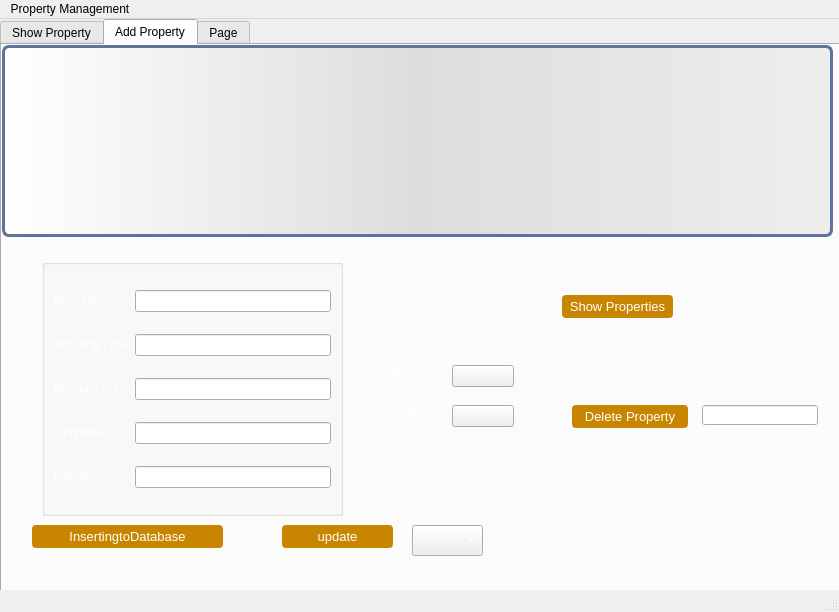
Armi64bit/Smart_Real_Estate_Agency_2A8, file mainwindow.ui: the form before one commit.
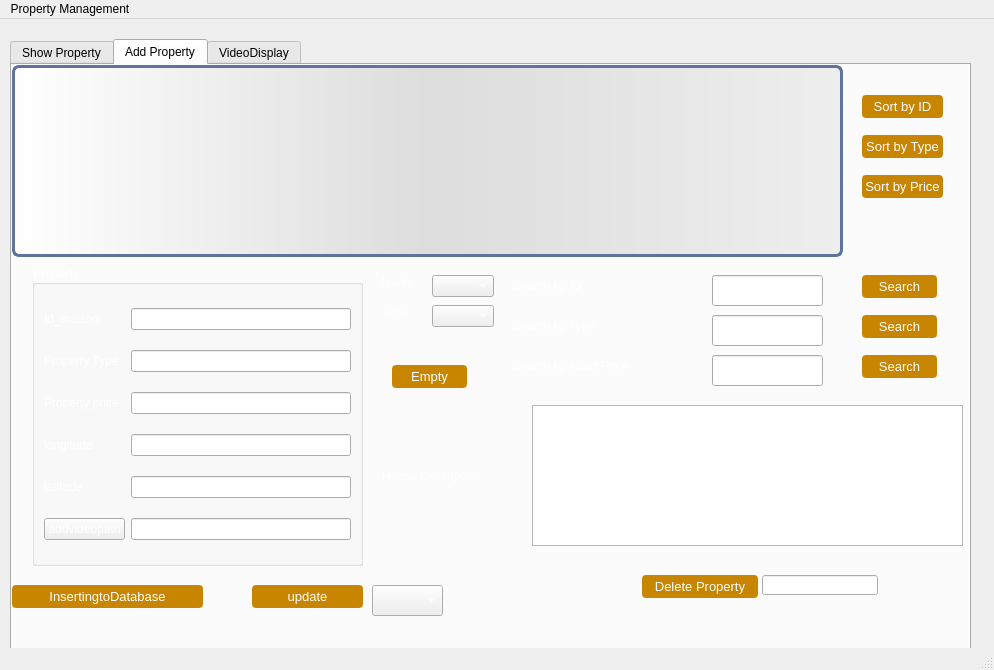
The form after the commit. Icons and pictures are not drawn.

```diff
--- a/mainwindow.ui
+++ b/mainwindow.ui
@@ -6,8 +6,8 @@
    <rect>
     <x>0</x>
     <y>0</y>
-    <width>839</width>
-    <height>612</height>
+    <width>994</width>
+    <height>670</height>
    </rect>
   </property>
   <property name="windowTitle">
@@ -17,10 +17,10 @@
    <widget class="QTabWidget" name="tabWidget_2">
     <property name="geometry">
      <rect>
-      <x>0</x>
-      <y>0</y>
-      <width>851</width>
-      <height>611</height>
+      <x>10</x>
+      <y>20</y>
+      <width>961</width>
+      <height>631</height>
      </rect>
     </property>
     <property name="currentIndex">
@@ -154,6 +154,58 @@
          <string>map</string>
         </property>
        </widget>
+       <widget class="QPushButton" name="pushButton_18">
+        <property name="geometry">
+         <rect>
+          <x>100</x>
+          <y>390</y>
+          <width>75</width>
+          <height>23</height>
+         </rect>
+        </property>
+        <property name="text">
+         <string>arduino1</string>
+        </property>
+       </widget>
+       <widget class="QPushButton" name="pushButton_19">
+        <property name="geometry">
+         <rect>
+          <x>220</x>
+          <y>390</y>
+          <width>75</width>
+          <height>23</height>
+         </rect>
+        </property>
+        <property name="text">
+         <string>arduino2</string>
+        </property>
+       </widget>
+       <widget class="QPushButton" name="pushButton_20">
+        <property name="geometry">
+         <rect>
+          <x>100</x>
+          <y>450</y>
+          <width>75</width>
+          <height>23</height>
+         </rect>
+        </property>
+        <property name="text">
+         <string>arduino3</string>
+        </property>
+       </widget>
+       <widget class="QPushButton" name="pushButton_21">
+        <property name="geometry">
+         <rect>
+          <x>230</x>
+          <y>450</y>
+          <width>75</width>
+          <height>23</height>
+         </rect>
+        </property>
+        <property name="text">
+         <string>arduino4</string>
+        </property>
+       </widget>
       </widget>
       <widget class="QWidget" name="page_2"/>
      </widget>
@@ -165,10 +217,10 @@
      <widget class="QGroupBox" name="groupBox">
       <property name="geometry">
        <rect>
-        <x>40</x>
+        <x>20</x>
         <y>200</y>
-        <width>301</width>
-        <height>271</height>
+        <width>331</width>
+        <height>301</height>
        </rect>
       </property>
       <property name="styleSheet">
@@ -185,10 +237,17 @@
          </property>
         </widget>
        </item>
-       <item row="0" column="0">
-        <widget class="QLabel" name="label">
-         <property name="text">
-          <string>Id_maison</string>
+       <item row="4" column="1">
+        <widget class="QLineEdit" name="lineEdit_longitude_prop">
+         <property name="styleSheet">
+          <string notr="true">color : rgb(255, 255, 255) ;</string>
+         </property>
+        </widget>
+       </item>
+       <item row="2" column="1">
+        <widget class="QLineEdit" name="lineEdit_price_pro">
+         <property name="styleSheet">
+          <string notr="true">color : rgb(255, 255, 255) ;</string>
          </property>
         </widget>
        </item>
@@ -199,13 +258,6 @@
          </property>
         </widget>
        </item>
-       <item row="1" column="0">
-        <widget class="QLabel" name="label_2">
-         <property name="text">
-          <string>Property Type</string>
-         </property>
-        </widget>
-       </item>
        <item row="4" column="0">
         <widget class="QLabel" name="label_5">
          <property name="text">
@@ -213,13 +265,6 @@
          </property>
         </widget>
        </item>
-       <item row="0" column="1">
-        <widget class="QLineEdit" name="lineEdit_Id_prop">
-         <property name="styleSheet">
-          <string notr="true">color : rgb(255, 255, 255) ;</string>
-         </property>
-        </widget>
-       </item>
        <item row="3" column="1">
         <widget class="QLineEdit" name="lineEdit_latitude_prop">
          <property name="styleSheet">
@@ -227,8 +272,8 @@
          </property>
         </widget>
        </item>
-       <item row="4" column="1">
-        <widget class="QLineEdit" name="lineEdit_longitude_prop">
+       <item row="0" column="1">
+        <widget class="QLineEdit" name="lineEdit_Id_prop">
          <property name="styleSheet">
           <string notr="true">color : rgb(255, 255, 255) ;</string>
          </property>
@@ -241,20 +286,37 @@
          </property>
         </widget>
        </item>
-       <item row="2" column="1">
-        <widget class="QLineEdit" name="lineEdit_price_pro">
-         <property name="styleSheet">
-          <string notr="true">color : rgb(255, 255, 255) ;</string>
+       <item row="1" column="0">
+        <widget class="QLabel" name="label_2">
+         <property name="text">
+          <string>Property Type</string>
          </property>
         </widget>
        </item>
+       <item row="0" column="0">
+        <widget class="QLabel" name="label">
+         <property name="text">
+          <string>Id_maison</string>
+         </property>
+        </widget>
+       </item>
+       <item row="5" column="0">
+        <widget class="QPushButton" name="pushButton_22">
+         <property name="text">
+          <string>addvideopath</string>
+         </property>
+        </widget>
+       </item>
+       <item row="5" column="1">
+        <widget class="QLineEdit" name="lineEdit"/>
+       </item>
       </layout>
      </widget>
      <widget class="QPushButton" name="pushButton_database_insert">
       <property name="geometry">
        <rect>
-        <x>30</x>
-        <y>480</y>
+        <x>0</x>
+        <y>520</y>
         <width>191</width>
         <height>23</height>
        </rect>
@@ -347,39 +409,11 @@
  }</string>
       </property>
      </widget>
-     <widget class="QPushButton" name="pushButton_5">
-      <property name="geometry">
-       <rect>
-        <x>560</x>
-        <y>250</y>
-        <width>111</width>
-        <height>23</height>
-       </rect>
-      </property>
-      <property name="styleSheet">
-       <string notr="true">QPushButton
-{background-color: rgb(200,133,0);
-color : white;
-font: 10pt Arial;
-            border-radius: 4px;
-            text-shadow: 0 1px 1px rgba(0, 0, 0, 0.2);
-border: 2px solid rgb(200,133,0);
-}
-
-QPushButton:hover {
-border: 2px solid rgb(200,146,0);
-background-color : rgb(200,149,47);
-}</string>
-      </property>
-      <property name="text">
-       <string>Show Properties</string>
-      </property>
-     </widget>
      <widget class="QPushButton" name="pushButton_6">
       <property name="geometry">
        <rect>
-        <x>570</x>
-        <y>360</y>
+        <x>630</x>
+        <y>510</y>
         <width>116</width>
         <height>23</height>
        </rect>
@@ -406,8 +440,8 @@
      <widget class="QLineEdit" name="lineEdit_delete_prop">
       <property name="geometry">
        <rect>
-        <x>700</x>
-        <y>360</y>
+        <x>750</x>
+        <y>510</y>
         <width>116</width>
         <height>20</height>
        </rect>
@@ -419,8 +453,8 @@
      <widget class="QComboBox" name="comboBox">
       <property name="geometry">
        <rect>
-        <x>410</x>
-        <y>480</y>
+        <x>360</x>
+        <y>520</y>
         <width>71</width>
         <height>31</height>
        </rect>
@@ -432,8 +466,8 @@
      <widget class="QPushButton" name="pushButton_7">
       <property name="geometry">
        <rect>
-        <x>280</x>
-        <y>480</y>
+        <x>240</x>
+        <y>520</y>
         <width>111</width>
         <height>23</height>
        </rect>
@@ -460,8 +494,8 @@
      <widget class="QComboBox" name="comboBox_2">
       <property name="geometry">
        <rect>
-        <x>450</x>
-        <y>320</y>
+        <x>420</x>
+        <y>210</y>
         <width>62</width>
         <height>22</height>
        </rect>
@@ -473,8 +507,8 @@
      <widget class="QComboBox" name="comboBox_3">
       <property name="geometry">
        <rect>
-        <x>450</x>
-        <y>360</y>
+        <x>420</x>
+        <y>240</y>
         <width>62</width>
         <height>22</height>
        </rect>
@@ -486,8 +520,8 @@
      <widget class="QLabel" name="label_7">
       <property name="geometry">
        <rect>
-        <x>390</x>
-        <y>320</y>
+        <x>370</x>
+        <y>210</y>
         <width>47</width>
         <height>14</height>
        </rect>
@@ -502,8 +536,8 @@
      <widget class="QLabel" name="label_8">
       <property name="geometry">
        <rect>
-        <x>390</x>
-        <y>360</y>
+        <x>370</x>
+        <y>240</y>
         <width>47</width>
         <height>14</height>
        </rect>
@@ -515,16 +549,316 @@
        <string>seller</string>
       </property>
      </widget>
+     <widget class="QLabel" name="label_9">
+      <property name="geometry">
+       <rect>
+        <x>500</x>
+        <y>200</y>
+        <width>141</width>
+        <height>41</height>
+       </rect>
+      </property>
+      <property name="styleSheet">
+       <string notr="true">color : rgb(255, 255, 255) ;</string>
+      </property>
+      <property name="text">
+       <string>Search by ID</string>
+      </property>
+     </widget>
+     <widget class="QLabel" name="label_10">
+      <property name="geometry">
+       <rect>
+        <x>500</x>
+        <y>240</y>
+        <width>141</width>
+        <height>41</height>
+       </rect>
+      </property>
+      <property name="styleSheet">
+       <string notr="true">color : rgb(255, 255, 255) ;</string>
+      </property>
+      <property name="text">
+       <string>Search by Type</string>
+      </property>
+     </widget>
+     <widget class="QLabel" name="label_11">
+      <property name="geometry">
+       <rect>
+        <x>500</x>
+        <y>280</y>
+        <width>151</width>
+        <height>41</height>
+       </rect>
+      </property>
+      <property name="styleSheet">
+       <string notr="true">color : rgb(255, 255, 255) ;</string>
+      </property>
+      <property name="text">
+       <string>Search by exact Price</string>
+      </property>
+     </widget>
+     <widget class="QLineEdit" name="lineEdit_find_id_prop">
+      <property name="geometry">
+       <rect>
+        <x>700</x>
+        <y>210</y>
+        <width>111</width>
+        <height>31</height>
+       </rect>
+      </property>
+     </widget>
+     <widget class="QLineEdit" name="lineEdit_find_type_prop">
+      <property name="geometry">
+       <rect>
+        <x>700</x>
+        <y>250</y>
+        <width>111</width>
+        <height>31</height>
+       </rect>
+      </property>
+     </widget>
+     <widget class="QLineEdit" name="lineEdit_find_price_prop">
+      <property name="geometry">
+       <rect>
+        <x>700</x>
+        <y>290</y>
+        <width>111</width>
+        <height>31</height>
+       </rect>
+      </property>
+     </widget>
+     <widget class="QPushButton" name="pushButton_8">
+      <property name="geometry">
+       <rect>
+        <x>850</x>
+        <y>210</y>
+        <width>75</width>
+        <height>23</height>
+       </rect>
+      </property>
+      <property name="styleSheet">
+       <string notr="true">QPushButton
+{background-color: rgb(200,133,0);
+color : white;
+font: 10pt Arial;
+            border-radius: 4px;
+            text-shadow: 0 1px 1px rgba(0, 0, 0, 0.2);
+border: 2px solid rgb(200,133,0);
+}
+
+QPushButton:hover {
+border: 2px solid rgb(200,146,0);
+background-color : rgb(200,149,47);
+}</string>
+      </property>
+      <property name="text">
+       <string>Search</string>
+      </property>
+     </widget>
+     <widget class="QPushButton" name="pushButton_9">
+      <property name="geometry">
+       <rect>
+        <x>850</x>
+        <y>250</y>
+        <width>75</width>
+        <height>23</height>
+       </rect>
+      </property>
+      <property name="styleSheet">
+       <string notr="true">QPushButton
+{background-color: rgb(200,133,0);
+color : white;
+font: 10pt Arial;
+            border-radius: 4px;
+            text-shadow: 0 1px 1px rgba(0, 0, 0, 0.2);
+border: 2px solid rgb(200,133,0);
+}
+
+QPushButton:hover {
+border: 2px solid rgb(200,146,0);
+background-color : rgb(200,149,47);
+}</string>
+      </property>
+      <property name="text">
+       <string>Search</string>
+      </property>
+     </widget>
+     <widget class="QPushButton" name="pushButton_10">
+      <property name="geometry">
+       <rect>
+        <x>850</x>
+        <y>290</y>
+        <width>75</width>
+        <height>23</height>
+       </rect>
+      </property>
+      <property name="styleSheet">
+       <string notr="true">QPushButton
+{background-color: rgb(200,133,0);
+color : white;
+font: 10pt Arial;
+            border-radius: 4px;
+            text-shadow: 0 1px 1px rgba(0, 0, 0, 0.2);
+border: 2px solid rgb(200,133,0);
+}
+
+QPushButton:hover {
+border: 2px solid rgb(200,146,0);
+background-color : rgb(200,149,47);
+}</string>
+      </property>
+      <property name="text">
+       <string>Search</string>
+      </property>
+     </widget>
+     <widget class="QPushButton" name="pushButton_11">
+      <property name="geometry">
+       <rect>
+        <x>850</x>
+        <y>30</y>
+        <width>81</width>
+        <height>23</height>
+       </rect>
+      </property>
+      <property name="styleSheet">
+       <string notr="true">QPushButton
+{background-color: rgb(200,133,0);
+color : white;
+font: 10pt Arial;
+            border-radius: 4px;
+            text-shadow: 0 1px 1px rgba(0, 0, 0, 0.2);
+border: 2px solid rgb(200,133,0);
+}
+
+QPushButton:hover {
+border: 2px solid rgb(200,146,0);
+background-color : rgb(200,149,47);
+}</string>
+      </property>
+      <property name="text">
+       <string>Sort by ID</string>
+      </property>
+     </widget>
+     <widget class="QPushButton" name="pushButton_12">
+      <property name="geometry">
+       <rect>
+        <x>850</x>
+        <y>70</y>
+        <width>81</width>
+        <height>23</height>
+       </rect>
+      </property>
+      <property name="styleSheet">
+       <string notr="true">QPushButton
+{background-color: rgb(200,133,0);
+color : white;
+font: 10pt Arial;
+            border-radius: 4px;
+            text-shadow: 0 1px 1px rgba(0, 0, 0, 0.2);
+border: 2px solid rgb(200,133,0);
+}
+
+QPushButton:hover {
+border: 2px solid rgb(200,146,0);
+background-color : rgb(200,149,47);
+}</string>
+      </property>
+      <property name="text">
+       <string>Sort by Type</string>
+      </property>
+     </widget>
+     <widget class="QPushButton" name="pushButton_13">
+      <property name="geometry">
+       <rect>
+        <x>850</x>
+        <y>110</y>
+        <width>81</width>
+        <height>23</height>
+       </rect>
+      </property>
+      <property name="styleSheet">
+       <string notr="true">QPushButton
+{background-color: rgb(200,133,0);
+color : white;
+font: 10pt Arial;
+            border-radius: 4px;
+            text-shadow: 0 1px 1px rgba(0, 0, 0, 0.2);
+border: 2px solid rgb(200,133,0);
+}
+
+QPushButton:hover {
+border: 2px solid rgb(200,146,0);
+background-color : rgb(200,149,47);
+}</string>
+      </property>
+      <property name="text">
+       <string>Sort by Price</string>
+      </property>
+     </widget>
+     <widget class="QPlainTextEdit" name="plainTextEdit">
+      <property name="geometry">
+       <rect>
+        <x>520</x>
+        <y>340</y>
+        <width>431</width>
+        <height>141</height>
+       </rect>
+      </property>
+     </widget>
+     <widget class="QLabel" name="label_12">
+      <property name="geometry">
+       <rect>
+        <x>370</x>
+        <y>390</y>
+        <width>151</width>
+        <height>41</height>
+       </rect>
+      </property>
+      <property name="styleSheet">
+       <string notr="true">color : rgb(255, 255, 255) ;</string>
+      </property>
+      <property name="text">
+       <string>House Description :</string>
+      </property>
+     </widget>
+     <widget class="QPushButton" name="pushButton_5">
+      <property name="geometry">
+       <rect>
+        <x>380</x>
+        <y>300</y>
+        <width>75</width>
+        <height>23</height>
+       </rect>
+      </property>
+      <property name="styleSheet">
+       <string notr="true">QPushButton
+{background-color: rgb(200,133,0);
+color : white;
+font: 10pt Arial;
+            border-radius: 4px;
+            text-shadow: 0 1px 1px rgba(0, 0, 0, 0.2);
+border: 2px solid rgb(200,133,0);
+}
+
+QPushButton:hover {
+border: 2px solid rgb(200,146,0);
+background-color : rgb(200,149,47);
+}</string>
+      </property>
+      <property name="text">
+       <string>Empty</string>
+      </property>
+     </widget>
     </widget>
     <widget class="QWidget" name="tab">
      <attribute name="title">
-      <string>Page</string>
+      <string>VideoDisplay</string>
      </attribute>
      <widget class="QGroupBox" name="groupBox_2">
       <property name="geometry">
        <rect>
-        <x>440</x>
-        <y>70</y>
+        <x>0</x>
+        <y>10</y>
         <width>361</width>
         <height>361</height>
        </rect>
@@ -569,6 +903,53 @@
        </widget>
       </widget>
      </widget>
+     <widget class="QPushButton" name="pushButton_16">
+      <property name="geometry">
+       <rect>
+        <x>630</x>
+        <y>440</y>
+        <width>50</width>
+        <height>42</height>
+       </rect>
+      </property>
+      <property name="styleSheet">
+       <string notr="true">QPushButton 
+{
+url(:/new/prefix1/audio_02.jpg)
+}</string>
+      </property>
+      <property name="text">
+       <string/>
+      </property>
+     </widget>
+     <widget class="QPushButton" name="pushButton_17">
+      <property name="geometry">
+       <rect>
+        <x>720</x>
+        <y>440</y>
+        <width>50</width>
+        <height>42</height>
+       </rect>
+      </property>
+      <property name="styleSheet">
+       <string notr="true"/>
+      </property>
+      <property name="text">
+       <string/>
+      </property>
+     </widget>
+     <widget class="QStackedWidget" name="stackedWidget_2">
+      <property name="geometry">
+       <rect>
+        <x>690</x>
+        <y>60</y>
+        <width>120</width>
+        <height>80</height>
+       </rect>
+      </property>
+      <widget class="QWidget" name="page_5"/>
+      <widget class="QWidget" name="page_6"/>
+     </widget>
     </widget>
    </widget>
   </widget>
@@ -577,7 +958,7 @@
     <rect>
      <x>0</x>
      <y>0</y>
-     <width>839</width>
+     <width>994</width>
      <height>22</height>
     </rect>
    </property>
@@ -585,10 +966,21 @@
     <property name="title">
      <string>Property Management</string>
     </property>
+    <addaction name="actionPlay"/>
+    <addaction name="separator"/>
    </widget>
    <addaction name="menuProperty_Management"/>
   </widget>
   <widget class="QStatusBar" name="statusbar"/>
+  <action name="actionPlay">
+   <property name="icon">
+    <iconset resource="../ressourcesgraphiques/resource.qrc">
+     <normaloff>:/new/prefix1/audio_02.jpg</normaloff>:/new/prefix1/audio_02.jpg</iconset>
+   </property>
+   <property name="text">
+    <string>Play</string>
+   </property>
+  </action>
  </widget>
  <resources/>
  <connections/>
```
Left out of the diff: 4 changed lines with no effect on the pictures.
